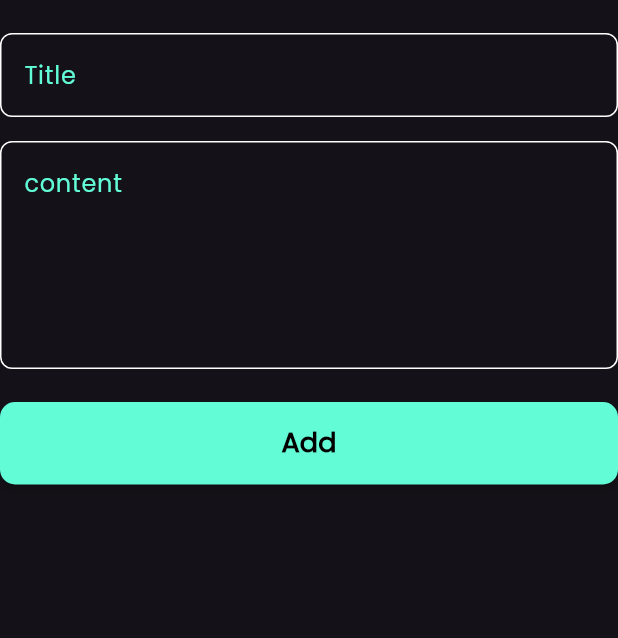
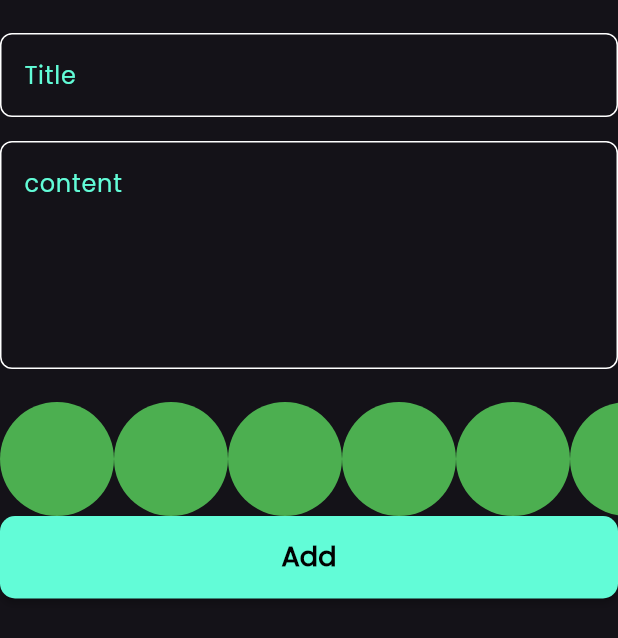
Before and after one commit to MohamedAbdelwhabMohamed/notes_app, a Flutter app: the AddNoteForm widget shown alone on an empty page, opened directly, on a phone screen of 412 x 824 dp. Shown: the top 638 px of the screen. Run offline on Flutter 3.47's test engine with Material 3 defaults, Android fonts, the phone set to English and light mode, and no system bars; our stand-ins replace bloc, flutter_bloc, font_awesome_flutter, hive, hive_flutter; accounts and stored records are empty.

Commit message:
creat list view part 1

```diff
--- a/lib/widget/add_note_from.dart
+++ b/lib/widget/add_note_from.dart
@@ -5,6 +5,7 @@ import 'package:flutter_bloc/flutter_bloc.dart';
 import 'package:intl/intl.dart';
 import 'package:opp/cubits/add_note_cubit/add_note_cubit.dart';
 import 'package:opp/model/note_model.dart';
+import 'package:opp/widget/color_list_view.dart';
 import 'package:opp/widget/custom_Text_Field.dart';
 import 'package:opp/widget/custom_bottom.dart';
 
@@ -50,6 +51,7 @@ class _AddNoteFormState extends State<AddNoteForm> {
           SizedBox(
             height: 22,
           ),
+          ColorItimList(),
           BlocBuilder<AddNoteCubit, AddNoteState>(
             builder: (context, state) {
               return CustomBotom(
--- /dev/null
+++ b/lib/widget/color_list_view.dart
@@ -0,0 +1,30 @@
+import 'package:flutter/material.dart';
+
+class ColorItim extends StatelessWidget {
+  const ColorItim({super.key});
+
+  @override
+  Widget build(BuildContext context) {
+    return CircleAvatar(
+      radius: 38,
+      backgroundColor: Colors.green,
+    );
+  }
+}
+
+class ColorItimList extends StatelessWidget {
+  const ColorItimList({super.key});
+
+  @override
+  Widget build(BuildContext context) {
+    return SizedBox(
+      height: 38 * 2,
+      child: ListView.builder(
+          scrollDirection: Axis.horizontal,
+          itemCount: 10,
+          itemBuilder: (context, index) {
+            return ColorItim();
+          }),
+    );
+  }
+}
```
